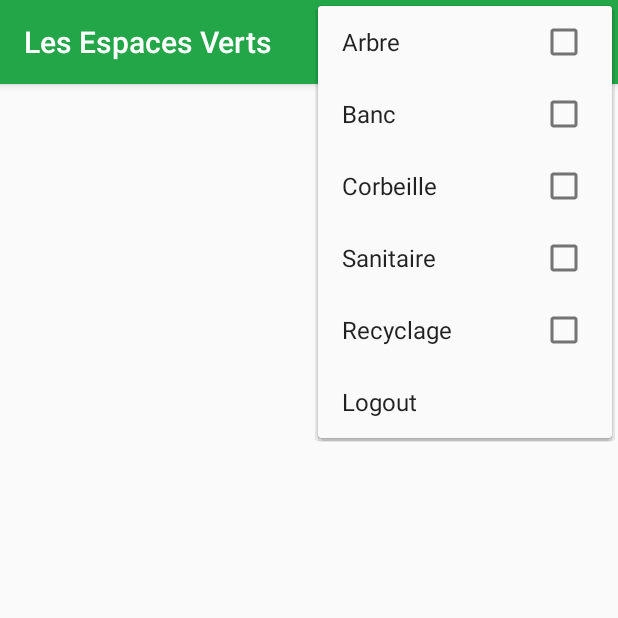
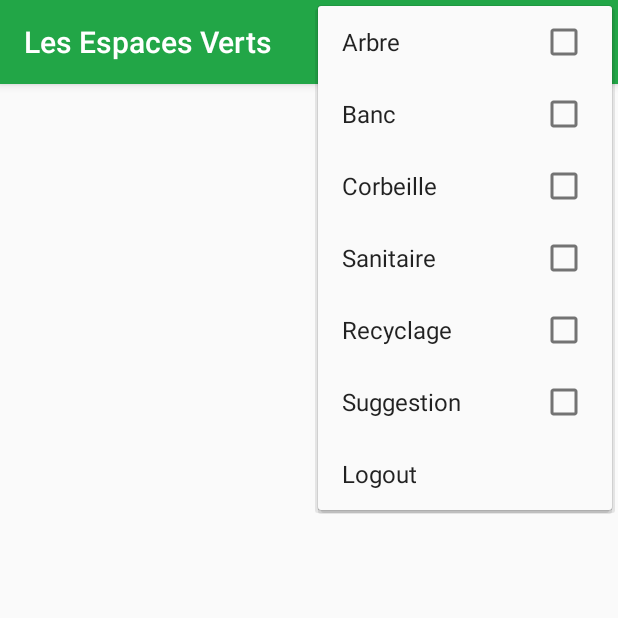
Before and after one commit to edouard-bracquemond/SIG, an Android app: the TreePicturesActivity screen opened directly, with no data from a screen before it, with the options menu open, on a phone screen of 412 x 824 dp, the top half of it. Run offline under Robolectric (Android 15) with nearby library versions, the phone set to English and light mode, and no system bars; 1 statement that could not run was skipped.

Commit message:
ajout checkbox suggestion

```diff
--- a/appli/app/src/main/res/menu/navigation_drawer.xml
+++ b/appli/app/src/main/res/menu/navigation_drawer.xml
@@ -22,7 +22,10 @@
         android:id="@+id/dechetID"
         android:checkable="true"
         android:title="Recyclage"/>
-
+    <item
+        android:id="@+id/suggestionID"
+        android:checkable="true"
+        android:title="Suggestion"/>
 
     <item
         android:id="@+id/action_logout"
```
Also changed, not shown: appli/app/src/main/java/com/example/maxime/sig/activity/NavigationDrawerActivity.java (+12 -0 lines).
